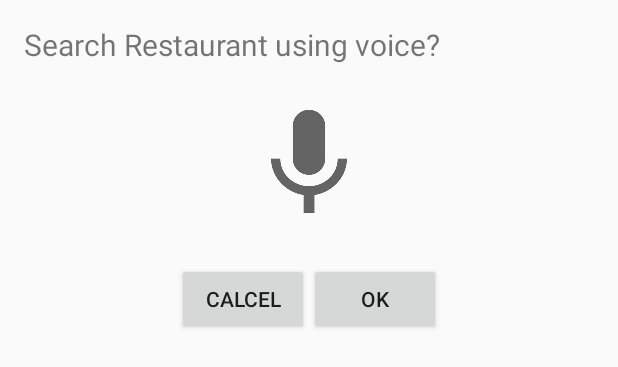
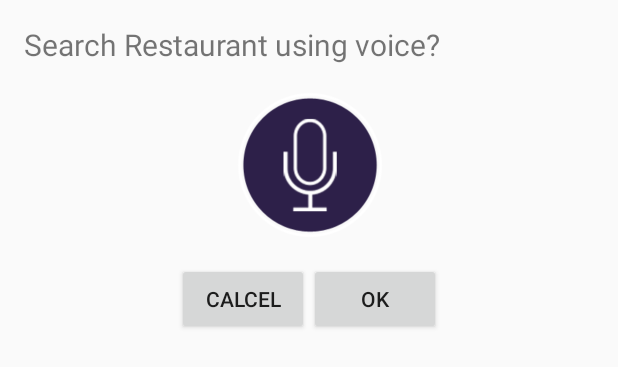
Before and after one commit to redoy-ahmed/IamHungry, an Android app: the layout custom_dialog.xml on its own in the app's theme, with its tools: preview values and no code run, on a phone screen of 412 x 824 dp. Shown: the top 367 px of the screen. Run offline under Robolectric (Android 15) with nearby library versions, the phone set to English and light mode, and no system bars.

Commit message:
image changed

```diff
--- a/app/src/main/res/layout/custom_dialog.xml
+++ b/app/src/main/res/layout/custom_dialog.xml
@@ -14,7 +14,7 @@
         android:layout_width="100dp"
         android:layout_height="100dp"
         android:layout_gravity="center"
-        android:src="@drawable/microphone"/>
+        android:src="@drawable/ico_mic"/>
 
     <RelativeLayout
         android:layout_width="wrap_content"
```
